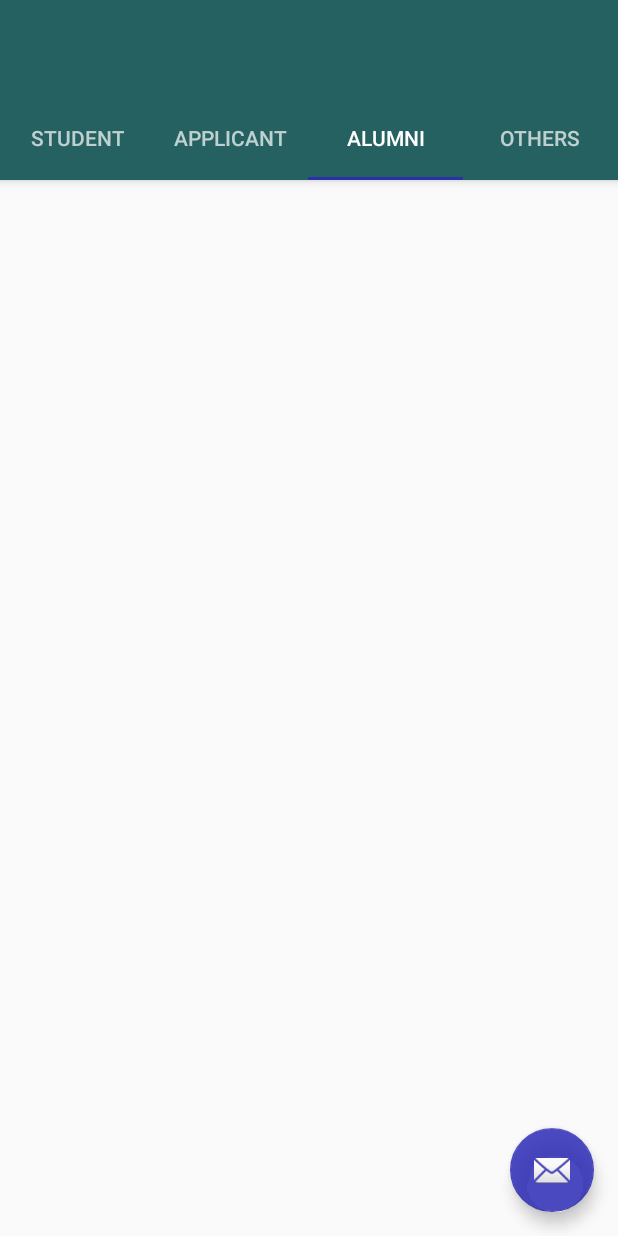
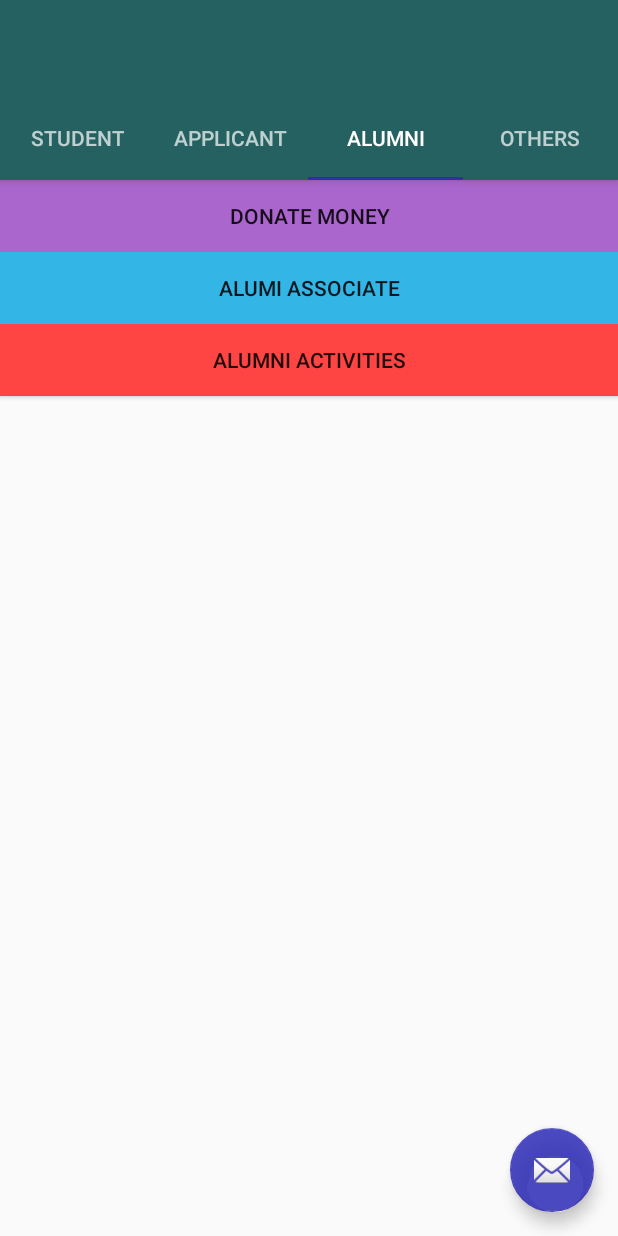
Before and after one commit to alanwyl/MScCS, an Android app: the screen it shows after launch (TabbedActivity), after a tap on "ALUMNI", on a phone screen of 412 x 824 dp. Run offline under Robolectric (Android 15) with nearby library versions, the phone set to English and light mode, and no system bars; 2 statements that could not run were skipped.

Commit message:
updates on Alumni Page

```diff
--- a/app/src/main/java/a2/cs/hku/hk/msccs/fragments/AlumniFragment.java
+++ b/app/src/main/java/a2/cs/hku/hk/msccs/fragments/AlumniFragment.java
@@ -1,15 +1,25 @@
 package a2.cs.hku.hk.msccs.fragments;
 
+import android.content.Intent;
+import android.net.Uri;
 import android.os.Bundle;
 import android.support.v4.app.Fragment;
 import android.view.LayoutInflater;
 import android.view.View;
 import android.view.ViewGroup;
+import android.widget.Button;
 import android.widget.TextView;
 
 import a2.cs.hku.hk.msccs.R;
 
 public class AlumniFragment extends Fragment {
+
+    Button btn_donate;
+    Button btn_associate;
+    Button btn_activities;
+    Button btn_donate_tohku;
+    Button btn_donate_tome;
+
     public AlumniFragment() {
     }
 
@@ -21,8 +31,82 @@ public class AlumniFragment extends Fragment {
     public View onCreateView(LayoutInflater inflater, ViewGroup container, Bundle savedInstanceState) {
         // activity_applicant
         View rootView = inflater.inflate(R.layout.fragment_alumni, container, false);
-        TextView textView = (TextView) rootView.findViewById(R.id.section_label);
-        textView.setText(getString(R.string.section_format, "Alumni"));
+
+
+        btn_donate = (Button) rootView.findViewById(R.id.donate);
+        btn_associate = (Button) rootView.findViewById(R.id.associate);
+        btn_activities = (Button) rootView.findViewById(R.id.activities);
+
+        btn_donate_tohku = (Button) rootView.findViewById(R.id.donate_tohku);
+        btn_donate_tome = (Button) rootView.findViewById(R.id.donate_tome);
+
+        final View donate_view = rootView.findViewById(R.id.donateview);
+
+        btn_donate.setOnClickListener(new View.OnClickListener() {
+            @Override
+            public void onClick(View v) {
+                if (donate_view.getVisibility() == View.VISIBLE){
+                    //set not visible
+                    donate_view.setVisibility(View.GONE);
+                }else{
+                    //set visible
+                    donate_view.setVisibility(View.VISIBLE);
+
+                }
+            }
+        });
+
+        btn_donate_tohku.setOnClickListener(new View.OnClickListener() {
+            @Override
+            public void onClick(View v) {
+
+                Intent i = new Intent(Intent.ACTION_SEND);
+                i.setType("message/rfc822");
+                i.putExtra(Intent.EXTRA_EMAIL  , new String[]{"msccs@cs.hku.hk"});
+                i.putExtra(Intent.EXTRA_SUBJECT, "I need help");
+                //i.putExtra(Intent.EXTRA_TEXT   , content);
+                try {
+                    startActivity(Intent.createChooser(i, "Send mail..."));
+                } catch (android.content.ActivityNotFoundException ex) {
+                    //Toast.makeText(StudentHelpActivity., "There are no email clients installed.", Toast.LENGTH_SHORT).show();
+                }
+            }
+        });
+
+        btn_donate_tome.setOnClickListener(new View.OnClickListener() {
+            @Override
+            public void onClick(View v) {
+                Intent intent = new Intent();
+                intent.setAction(Intent.ACTION_VIEW);
+                intent.addCategory(Intent.CATEGORY_BROWSABLE);
+                intent.setData(Uri.parse("https://hk.search.yahoo.com/search?fr=yfp-search-sb-bucket-836746&p=財務比較"));
+                startActivity(intent);
+            }
+        });
+
+        btn_associate.setOnClickListener(new View.OnClickListener() {
+            @Override
+            public void onClick(View v) {
+                Intent intent = new Intent();
+                intent.setAction(Intent.ACTION_VIEW);
+                intent.addCategory(Intent.CATEGORY_BROWSABLE);
+                intent.setData(Uri.parse("https://www.msc-cs.hku.hk/GradAlumni/AlumniAssociation"));
+                startActivity(intent);
+            }
+        });
+
+        btn_activities.setOnClickListener(new View.OnClickListener() {
+            @Override
+            public void onClick(View v) {
+                Intent intent = new Intent();
+                intent.setAction(Intent.ACTION_VIEW);
+                intent.addCategory(Intent.CATEGORY_BROWSABLE);
+                intent.setData(Uri.parse("https://www.msc-cs.hku.hk/GradAlumni/Activities"));
+                startActivity(intent);
+            }
+        });
+
+
         return rootView;
     }
 }
--- a/app/src/main/res/layout/fragment_alumni.xml
+++ b/app/src/main/res/layout/fragment_alumni.xml
@@ -1,23 +1,72 @@
 <?xml version="1.0" encoding="utf-8"?>
-<android.support.constraint.ConstraintLayout xmlns:android="http://schemas.android.com/apk/res/android"
-    xmlns:app="http://schemas.android.com/apk/res-auto"
-    xmlns:tools="http://schemas.android.com/tools"
-    android:id="@+id/constraintLayout"
-    android:layout_width="match_parent"
-    android:layout_height="match_parent"
-    tools:context=".fragments.AlumniFragment">
 
-    <TextView
-        android:id="@+id/section_label"
-        android:layout_width="wrap_content"
+    <LinearLayout xmlns:android="http://schemas.android.com/apk/res/android"
+        xmlns:app="http://schemas.android.com/apk/res-auto"
+        xmlns:tools="http://schemas.android.com/tools"
+        android:id="@+id/constraintLayout"
+        android:layout_width="match_parent"
+        android:layout_height="match_parent"
+        android:orientation="vertical"
+        tools:context=".fragments.StudentFragment">
+
+    <Button
+        android:id="@+id/donate"
+        android:layout_width="fill_parent"
+
         android:layout_height="wrap_content"
-        android:layout_marginBottom="@dimen/activity_vertical_margin"
-        android:layout_marginEnd="@dimen/activity_horizontal_margin"
-        android:layout_marginStart="@dimen/activity_horizontal_margin"
-        android:layout_marginTop="@dimen/activity_vertical_margin"
-        app:layout_constraintLeft_toLeftOf="parent"
-        app:layout_constraintTop_toTopOf="@+id/constraintLayout"
-        tools:layout_constraintLeft_creator="1"
-        tools:layout_constraintTop_creator="1" />
+        android:layout_gravity="left"
+        android:background="@android:color/holo_purple"
+        android:text="Donate Money" />
 
-</android.support.constraint.ConstraintLayout>
+    <LinearLayout
+        android:id="@+id/donateview"
+        android:layout_width="fill_parent"
+        android:layout_height="wrap_content"
+        android:orientation="horizontal"
+        android:layout_gravity="center"
+        android:visibility="gone">
+
+
+        <Button
+            android:id="@+id/donate_tohku"
+            android:layout_width="0dp"
+            android:paddingLeft="8dp"
+            android:paddingRight="8dp"
+            android:layout_weight="1"
+            android:layout_height="wrap_content"
+            android:layout_gravity="left"
+            android:background="@android:color/holo_green_light"
+            android:text="I want to Donate" />
+
+        <Button
+            android:id="@+id/donate_tome"
+            android:layout_width="0dp"
+            android:paddingLeft="8dp"
+            android:paddingRight="8dp"
+            android:layout_weight="1"
+            android:layout_height="wrap_content"
+            android:layout_gravity="left"
+            android:background="@android:color/holo_orange_light"
+            android:text="Donate Money to Me" />
+
+    </LinearLayout>
+
+    <Button
+        android:id="@+id/associate"
+        android:layout_width="fill_parent"
+
+        android:layout_height="wrap_content"
+        android:layout_gravity="left"
+        android:background="@android:color/holo_blue_light"
+        android:text="Alumi Associate" />
+
+    <Button
+        android:id="@+id/activities"
+        android:layout_width="fill_parent"
+
+        android:layout_height="wrap_content"
+        android:layout_gravity="left"
+        android:background="@android:color/holo_red_light"
+        android:text="Alumni Activities" />
+
+    </LinearLayout>
```
